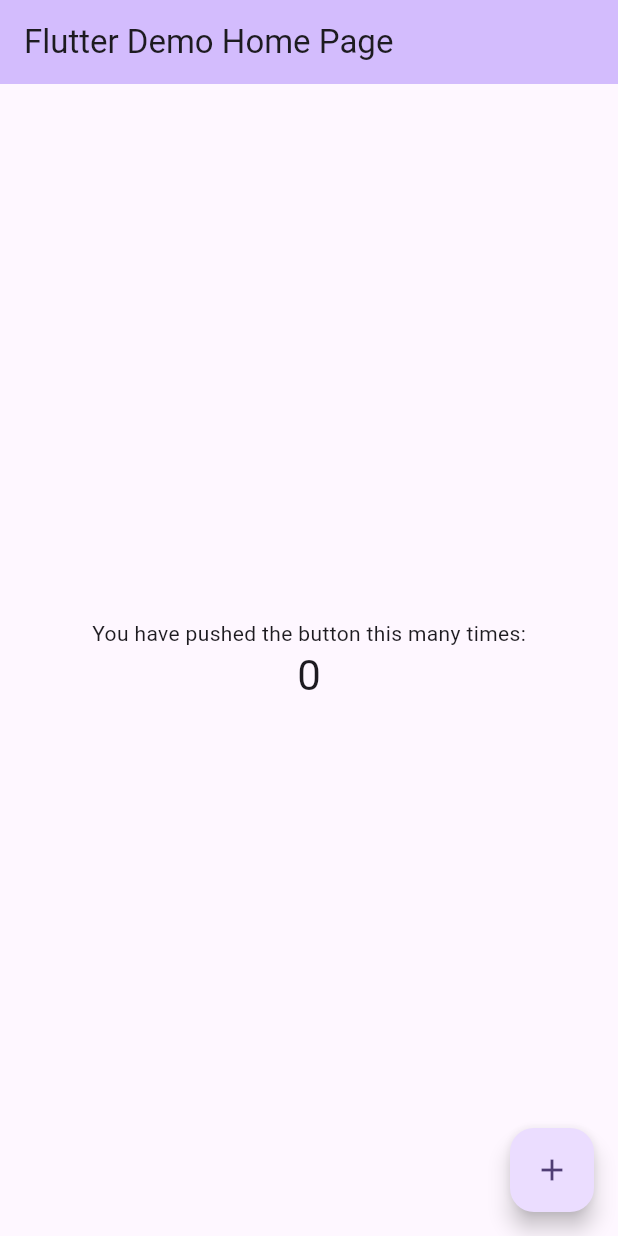
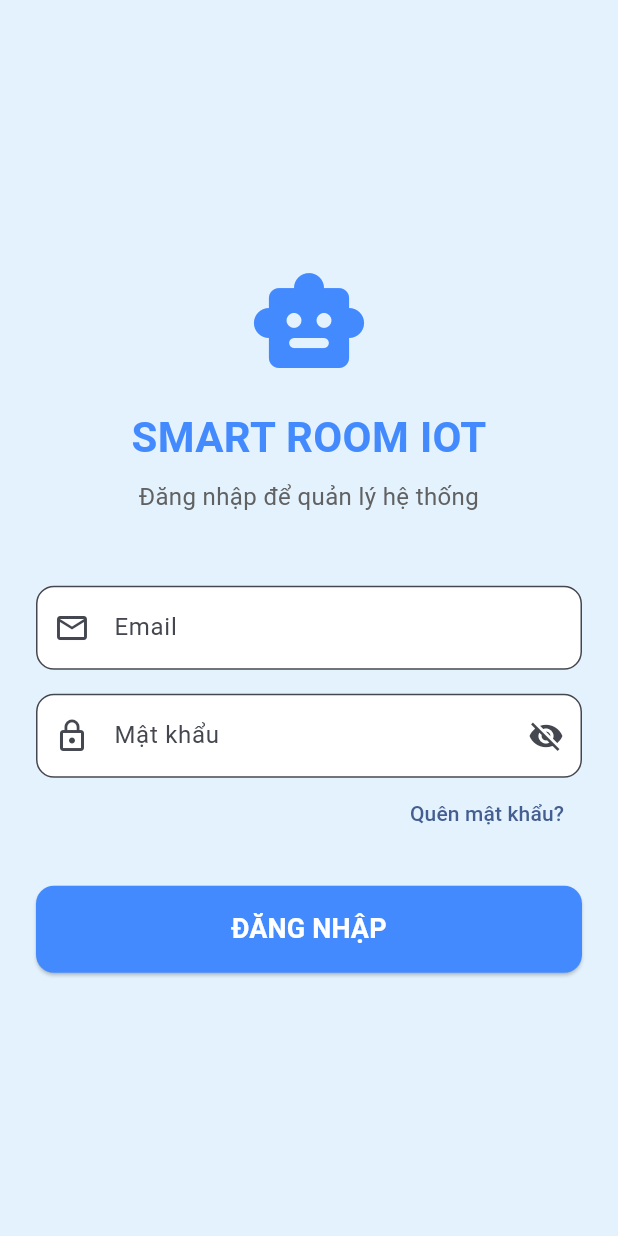
Before and after one commit to Hoanglv253/smart_room_iot_app, a Flutter app: the screen it shows after launch, on a phone screen of 412 x 824 dp. Run offline on Flutter 3.47's test engine with Material 3 defaults, Android fonts, the phone set to English and light mode, and no system bars.

Commit message:
feat: add login screen UI

```diff
--- a/lib/main.dart
+++ b/lib/main.dart
@@ -1,122 +1,24 @@
 import 'package:flutter/material.dart';
+import 'screens/login_screen.dart'; // Import file màn hình đăng nhập của bạn
 
 void main() {
-  runApp(const MyApp());
+  runApp(const SmartRoomApp());
 }
 
-class MyApp extends StatelessWidget {
-  const MyApp({super.key});
+class SmartRoomApp extends StatelessWidget {
+  const SmartRoomApp({super.key});
 
-  // This widget is the root of your application.
   @override
   Widget build(BuildContext context) {
     return MaterialApp(
-      title: 'Flutter Demo',
+      title: 'Smart Room IoT',
       theme: ThemeData(
-        // This is the theme of your application.
-        //
-        // TRY THIS: Try running your application with "flutter run". You'll see
-        // the application has a purple toolbar. Then, without quitting the app,
-        // try changing the seedColor in the colorScheme below to Colors.green
-        // and then invoke "hot reload" (save your changes or press the "hot
-        // reload" button in a Flutter-supported IDE, or press "r" if you used
-        // the command line to start the app).
-        //
-        // Notice that the counter didn't reset back to zero; the application
-        // state is not lost during the reload. To reset the state, use hot
-        // restart instead.
-        //
-        // This works for code too, not just values: Most code changes can be
-        // tested with just a hot reload.
-        colorScheme: .fromSeed(seedColor: Colors.deepPurple),
+        colorScheme: ColorScheme.fromSeed(seedColor: Colors.blueAccent),
+        useMaterial3: true, // Sử dụng phong cách thiết kế Material 3 hiện đại
       ),
-      home: const MyHomePage(title: 'Flutter Demo Home Page'),
+      home: const LoginScreen(), // Đặt màn hình chính là LoginScreen
+      debugShowCheckedModeBanner:
+          false, // Tắt dải băng 'DEBUG' ở góc phải màn hình
     );
   }
 }
-
-class MyHomePage extends StatefulWidget {
-  const MyHomePage({super.key, required this.title});
-
-  // This widget is the home page of your application. It is stateful, meaning
-  // that it has a State object (defined below) that contains fields that affect
-  // how it looks.
-
-  // This class is the configuration for the state. It holds the values (in this
-  // case the title) provided by the parent (in this case the App widget) and
-  // used by the build method of the State. Fields in a Widget subclass are
-  // always marked "final".
-
-  final String title;
-
-  @override
-  State<MyHomePage> createState() => _MyHomePageState();
-}
-
-class _MyHomePageState extends State<MyHomePage> {
-  int _counter = 0;
-
-  void _incrementCounter() {
-    setState(() {
-      // This call to setState tells the Flutter framework that something has
-      // changed in this State, which causes it to rerun the build method below
-      // so that the display can reflect the updated values. If we changed
-      // _counter without calling setState(), then the build method would not be
-      // called again, and so nothing would appear to happen.
-      _counter++;
-    });
-  }
-
-  @override
-  Widget build(BuildContext context) {
-    // This method is rerun every time setState is called, for instance as done
-    // by the _incrementCounter method above.
-    //
-    // The Flutter framework has been optimized to make rerunning build methods
-    // fast, so that you can just rebuild anything that needs updating rather
-    // than having to individually change instances of widgets.
-    return Scaffold(
-      appBar: AppBar(
-        // TRY THIS: Try changing the color here to a specific color (to
-        // Colors.amber, perhaps?) and trigger a hot reload to see the AppBar
-        // change color while the other colors stay the same.
-        backgroundColor: Theme.of(context).colorScheme.inversePrimary,
-        // Here we take the value from the MyHomePage object that was created by
-        // the App.build method, and use it to set our appbar title.
-        title: Text(widget.title),
-      ),
-      body: Center(
-        // Center is a layout widget. It takes a single child and positions it
-        // in the middle of the parent.
-        child: Column(
-          // Column is also a layout widget. It takes a list of children and
-          // arranges them vertically. By default, it sizes itself to fit its
-          // children horizontally, and tries to be as tall as its parent.
-          //
-          // Column has various properties to control how it sizes itself and
-          // how it positions its children. Here we use mainAxisAlignment to
-          // center the children vertically; the main axis here is the vertical
-          // axis because Columns are vertical (the cross axis would be
-          // horizontal).
-          //
-          // TRY THIS: Invoke "debug painting" (choose the "Toggle Debug Paint"
-          // action in the IDE, or press "p" in the console), to see the
-          // wireframe for each widget.
-          mainAxisAlignment: .center,
-          children: [
-            const Text('You have pushed the button this many times:'),
-            Text(
-              '$_counter',
-              style: Theme.of(context).textTheme.headlineMedium,
-            ),
-          ],
-        ),
-      ),
-      floatingActionButton: FloatingActionButton(
-        onPressed: _incrementCounter,
-        tooltip: 'Increment',
-        child: const Icon(Icons.add),
-      ),
-    );
-  }
-}
--- /dev/null
+++ b/lib/screens/login_screen.dart
@@ -0,0 +1,135 @@
+import 'package:flutter/material.dart';
+
+class LoginScreen extends StatefulWidget {
+  const LoginScreen({super.key});
+
+  @override
+  State<LoginScreen> createState() => _LoginScreenState();
+}
+
+class _LoginScreenState extends State<LoginScreen> {
+  final TextEditingController _emailController = TextEditingController();
+  final TextEditingController _passwordController = TextEditingController();
+  bool _obscurePassword = true;
+
+  @override
+  Widget build(BuildContext context) {
+    return Scaffold(
+      backgroundColor: Colors.blue[50],
+      body: SafeArea(
+        child: Center(
+          child: SingleChildScrollView(
+            padding: const EdgeInsets.symmetric(horizontal: 24.0),
+            child: Column(
+              mainAxisAlignment: MainAxisAlignment.center,
+              crossAxisAlignment: CrossAxisAlignment.stretch,
+              children: [
+                // Logo & Tiêu đề
+                const Icon(
+                  Icons.smart_toy_rounded,
+                  size: 80,
+                  color: Colors.blueAccent,
+                ),
+                const SizedBox(height: 16),
+                const Text(
+                  'SMART ROOM IOT',
+                  textAlign: TextAlign.center,
+                  style: TextStyle(
+                    fontSize: 28,
+                    fontWeight: FontWeight.bold,
+                    color: Colors.blueAccent,
+                  ),
+                ),
+                const SizedBox(height: 8),
+                Text(
+                  'Đăng nhập để quản lý hệ thống',
+                  textAlign: TextAlign.center,
+                  style: TextStyle(fontSize: 16, color: Colors.grey[700]),
+                ),
+                const SizedBox(height: 48),
+
+                // Trường nhập Email
+                TextField(
+                  controller: _emailController,
+                  keyboardType: TextInputType.emailAddress,
+                  decoration: InputDecoration(
+                    labelText: 'Email',
+                    prefixIcon: const Icon(Icons.email_outlined),
+                    border: OutlineInputBorder(
+                      borderRadius: BorderRadius.circular(12),
+                    ),
+                    filled: true,
+                    fillColor: Colors.white,
+                  ),
+                ),
+                const SizedBox(height: 16),
+
+                // Trường nhập Mật khẩu
+                TextField(
+                  controller: _passwordController,
+                  obscureText: _obscurePassword,
+                  decoration: InputDecoration(
+                    labelText: 'Mật khẩu',
+                    prefixIcon: const Icon(Icons.lock_outline),
+                    suffixIcon: IconButton(
+                      icon: Icon(
+                        _obscurePassword
+                            ? Icons.visibility_off
+                            : Icons.visibility,
+                      ),
+                      onPressed: () {
+                        setState(() {
+                          _obscurePassword = !_obscurePassword;
+                        });
+                      },
+                    ),
+                    border: OutlineInputBorder(
+                      borderRadius: BorderRadius.circular(12),
+                    ),
+                    filled: true,
+                    fillColor: Colors.white,
+                  ),
+                ),
+
+                // Quên mật khẩu
+                Align(
+                  alignment: Alignment.centerRight,
+                  child: TextButton(
+                    onPressed: () {
+                      // TODO: Thêm logic quên mật khẩu
+                    },
+                    child: const Text('Quên mật khẩu?'),
+                  ),
+                ),
+                const SizedBox(height: 24),
+
+                // Nút Đăng Nhập
+                ElevatedButton(
+                  onPressed: () {
+                    // TODO: Gọi hàm Auth_Service kiểm tra Firebase
+                    print('Đang đăng nhập với: ${_emailController.text}');
+                  },
+                  style: ElevatedButton.styleFrom(
+                    backgroundColor: Colors.blueAccent,
+                    padding: const EdgeInsets.symmetric(vertical: 16),
+                    shape: RoundedRectangleBorder(
+                      borderRadius: BorderRadius.circular(12),
+                    ),
+                  ),
+                  child: const Text(
+                    'ĐĂNG NHẬP',
+                    style: TextStyle(
+                      fontSize: 18,
+                      fontWeight: FontWeight.bold,
+                      color: Colors.white,
+                    ),
+                  ),
+                ),
+              ],
+            ),
+          ),
+        ),
+      ),
+    );
+  }
+}
```
Also changed, not shown: 1 other file.
